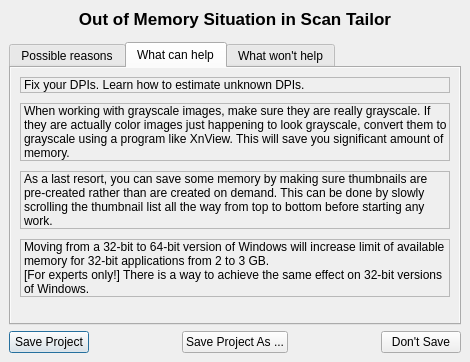
This is ui/OutOfMemoryDialog.ui in ImageProcessing-ElectronicPublications/scantailor-deviant as Qt 5 draws it before an edit. The edited form follows.
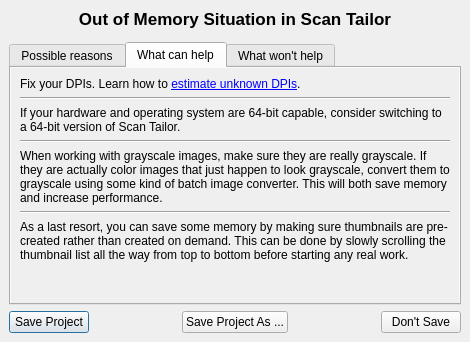
This is the edited form. The open tabs and pages were chosen to show the change.

Commit message: Handle out-of-memory situations, giving users the opportunity to save their project.

```diff
--- a/ui/OutOfMemoryDialog.ui
+++ b/ui/OutOfMemoryDialog.ui
@@ -7,7 +7,7 @@
     <x>0</x>
     <y>0</y>
     <width>470</width>
-    <height>362</height>
+    <height>342</height>
    </rect>
   </property>
   <property name="windowTitle">
@@ -62,6 +62,9 @@
          <property name="currentIndex">
           <number>0</number>
          </property>
+         <property name="documentMode">
+          <bool>false</bool>
+         </property>
          <widget class="QWidget" name="tab">
           <attribute name="title">
            <string>Possible reasons</string>
@@ -188,75 +191,80 @@
                <rect>
                 <x>0</x>
                 <y>0</y>
-                <width>432</width>
-                <height>330</height>
+                <width>446</width>
+                <height>227</height>
                </rect>
               </property>
               <layout class="QVBoxLayout" name="verticalLayout_6">
-               <property name="spacing">
-                <number>10</number>
-               </property>
                <item>
                 <widget class="QLabel" name="label_10">
-                 <property name="frameShape">
-                  <enum>QFrame::StyledPanel</enum>
+                 <property name="text">
+                  <string extracomment="Feel free to change the URL to a localized video / text tutorial.">Fix your DPIs. Learn how to &lt;a href=&quot;http://vimeo.com/12524529&quot;&gt;estimate unknown DPIs&lt;/a&gt;.</string>
                  </property>
-                 <property name="frameShadow">
-                  <enum>QFrame::Raised</enum>
+                 <property name="wordWrap">
+                  <bool>true</bool>
                  </property>
+                 <property name="openExternalLinks">
+                  <bool>true</bool>
+                 </property>
+                </widget>
+               </item>
+               <item>
+                <widget class="Line" name="line_3">
+                 <property name="orientation">
+                  <enum>Qt::Horizontal</enum>
+                 </property>
+                </widget>
+               </item>
+               <item>
+                <widget class="QLabel" name="only_32bit_1">
                  <property name="text">
-                  <string>Fix your DPIs. Learn how to estimate unknown DPIs.</string>
+                  <string>If your hardware and operating system are 64-bit capable, consider switching to a 64-bit version of Scan Tailor.</string>
                  </property>
                  <property name="wordWrap">
                   <bool>true</bool>
+                 </property>
+                 <property name="openExternalLinks">
+                  <bool>true</bool>
+                 </property>
+                </widget>
+               </item>
+               <item>
+                <widget class="Line" name="only_32bit_2">
+                 <property name="orientation">
+                  <enum>Qt::Horizontal</enum>
                  </property>
                 </widget>
                </item>
                <item>
                 <widget class="QLabel" name="label_12">
-                 <property name="frameShape">
-                  <enum>QFrame::StyledPanel</enum>
-                 </property>
-                 <property name="frameShadow">
-                  <enum>QFrame::Raised</enum>
-                 </property>
                  <property name="text">
-                  <string>When working with grayscale images, make sure they are really grayscale. If they are actually color images just happening to look grayscale, convert them to grayscale using a program like XnView. This will save you significant amount of memory.</string>
+                  <string>When working with grayscale images, make sure they are really grayscale. If they are actually color images that just happen to look grayscale, convert them to grayscale using some kind of batch image converter. This will both save memory and increase performance.</string>
                  </property>
                  <property name="wordWrap">
                   <bool>true</bool>
+                 </property>
+                 <property name="openExternalLinks">
+                  <bool>true</bool>
+                 </property>
+                </widget>
+               </item>
+               <item>
+                <widget class="Line" name="line_5">
+                 <property name="orientation">
+                  <enum>Qt::Horizontal</enum>
                  </property>
                 </widget>
                </item>
                <item>
                 <widget class="QLabel" name="label_14">
-                 <property name="frameShape">
-                  <enum>QFrame::StyledPanel</enum>
-                 </property>
-                 <property name="frameShadow">
-                  <enum>QFrame::Raised</enum>
-                 </property>
                  <property name="text">
-                  <string>As a last resort, you can save some memory by making sure thumbnails are pre-created rather than are created on demand. This can be done by slowly scrolling the thumbnail list all the way from top to bottom before starting any work.</string>
+                  <string>As a last resort, you can save some memory by making sure thumbnails are pre-created rather than created on demand. This can be done by slowly scrolling the thumbnail list all the way from top to bottom before starting any real work.</string>
                  </property>
                  <property name="wordWrap">
                   <bool>true</bool>
                  </property>
-                </widget>
-               </item>
-               <item>
-                <widget class="QLabel" name="label_18">
-                 <property name="frameShape">
-                  <enum>QFrame::StyledPanel</enum>
-                 </property>
-                 <property name="frameShadow">
-                  <enum>QFrame::Raised</enum>
-                 </property>
-                 <property name="text">
-                  <string>Moving from a 32-bit to 64-bit version of Windows will increase limit of available memory for 32-bit applications from 2 to 3 GB.
-[For experts only!] There is a way to achieve the same effect on 32-bit versions of Windows.</string>
-                 </property>
-                 <property name="wordWrap">
+                 <property name="openExternalLinks">
                   <bool>true</bool>
                  </property>
                 </widget>
```
Left out of the diff: 80 changed lines with no effect on the pictures. The commit also changes 4 other files.
